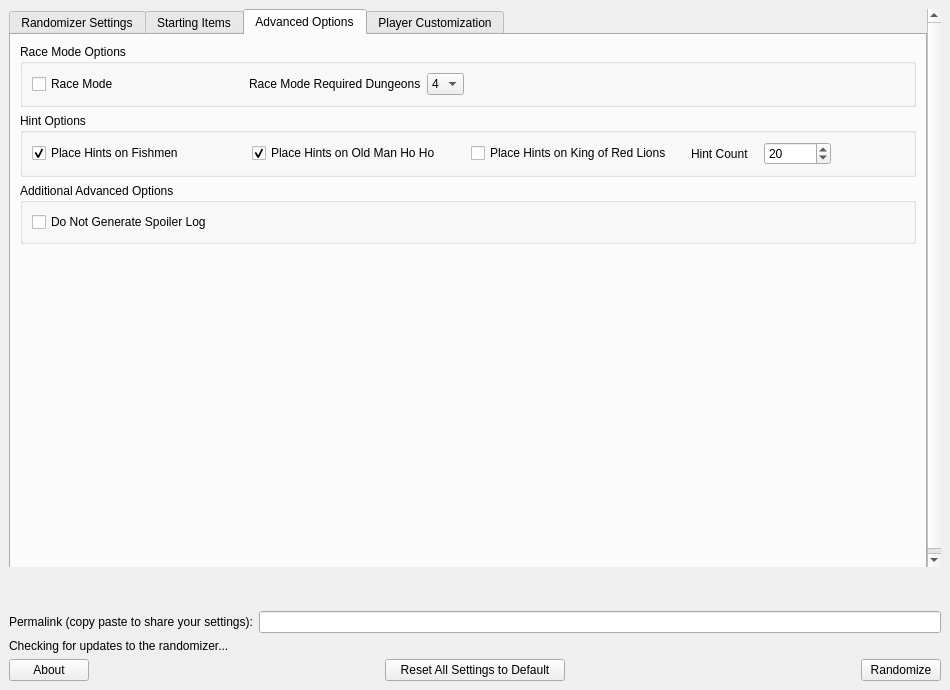
Above: wwr_ui/randomizer_window.ui from LagoLunatic/wwrando before the change. Below: the same form after it.
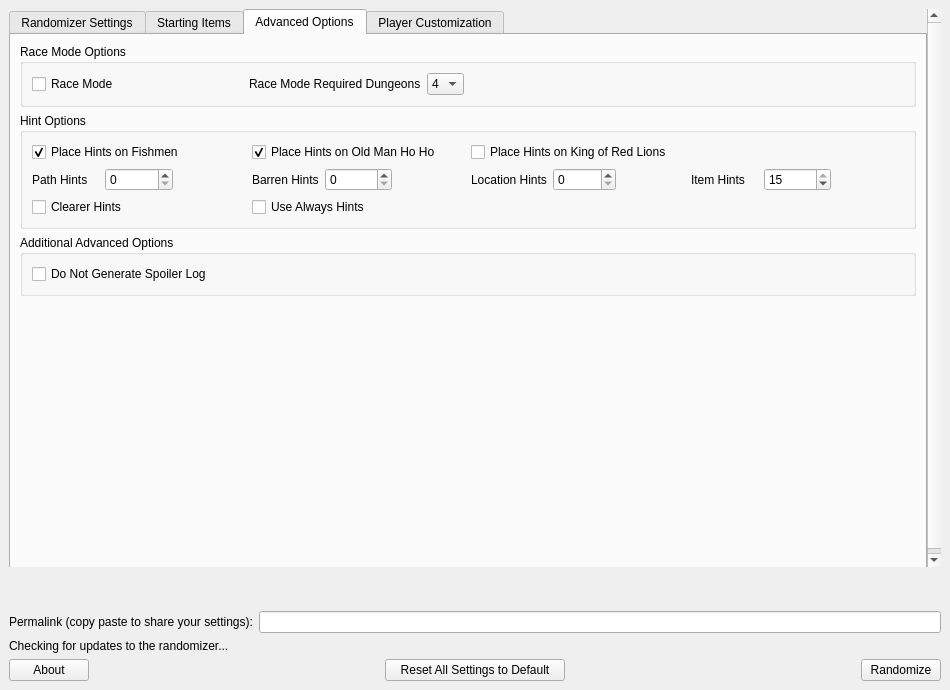
That is the form after the change. The open tabs and pages were chosen to show the change.

Commit message: Add new hint types: path, barren, and location

What changed in the file:
```diff
--- a/wwr_ui/randomizer_window.ui
+++ b/wwr_ui/randomizer_window.ui
@@ -881,8 +881,45 @@
               <property name="title">
                <string>Hint Options</string>
               </property>
-              <layout class="QGridLayout" name="gridLayout_9">
-               <item row="0" column="0">
+              <layout class="QGridLayout" name="gridLayout_7">
+               <item row="5" column="2">
+                <layout class="QHBoxLayout" name="horizontalLayout_17">
+                 <item>
+                  <widget class="QLabel" name="label_for_num_location_hints">
+                   <property name="text">
+                    <string>Location Hints</string>
+                   </property>
+                  </widget>
+                 </item>
+                 <item>
+                  <widget class="QSpinBox" name="num_location_hints">
+                   <property name="correctionMode">
+                    <enum>QAbstractSpinBox::CorrectToNearestValue</enum>
+                   </property>
+                   <property name="minimum">
+                    <number>0</number>
+                   </property>
+                   <property name="maximum">
+                    <number>15</number>
+                   </property>
+                   <property name="value">
+                    <number>0</number>
+                   </property>
+                  </widget>
+                 </item>
+                 <item>
+                  <widget class="QWidget" name="widget_8" native="true"/>
+                 </item>
+                </layout>
+               </item>
+               <item row="4" column="2">
+                <widget class="QCheckBox" name="korl_hints">
+                 <property name="text">
+                  <string>Place Hints on King of Red Lions</string>
+                 </property>
+                </widget>
+               </item>
+               <item row="4" column="0">
                 <widget class="QCheckBox" name="fishmen_hints">
                  <property name="text">
                   <string>Place Hints on Fishmen</string>
@@ -892,7 +929,37 @@
                  </property>
                 </widget>
                </item>
-               <item row="0" column="1">
+               <item row="5" column="1">
+                <layout class="QHBoxLayout" name="horizontalLayout_16">
+                 <item>
+                  <widget class="QLabel" name="label_for_num_barren_hints">
+                   <property name="text">
+                    <string>Barren Hints</string>
+                   </property>
+                  </widget>
+                 </item>
+                 <item>
+                  <widget class="QSpinBox" name="num_barren_hints">
+                   <property name="correctionMode">
+                    <enum>QAbstractSpinBox::CorrectToNearestValue</enum>
+                   </property>
+                   <property name="minimum">
+                    <number>0</number>
+                   </property>
+                   <property name="maximum">
+                    <number>15</number>
+                   </property>
+                   <property name="value">
+                    <number>0</number>
+                   </property>
+                  </widget>
+                 </item>
+                 <item>
+                  <widget class="QWidget" name="widget_7" native="true"/>
+                 </item>
+                </layout>
+               </item>
+               <item row="4" column="1">
                 <widget class="QCheckBox" name="hoho_hints">
                  <property name="text">
                   <string>Place Hints on Old Man Ho Ho</string>
@@ -902,28 +969,28 @@
                  </property>
                 </widget>
                </item>
-               <item row="0" column="3">
-                <layout class="QHBoxLayout" name="horizontalLayout_9">
+               <item row="5" column="0">
+                <layout class="QHBoxLayout" name="horizontalLayout_15">
                  <item>
-                  <widget class="QLabel" name="label_for_num_hints">
+                  <widget class="QLabel" name="label_for_num_path_hints">
                    <property name="text">
-                    <string>Hint Count</string>
+                    <string>Path Hints</string>
                    </property>
                   </widget>
                  </item>
                  <item>
-                  <widget class="QSpinBox" name="num_hints">
+                  <widget class="QSpinBox" name="num_path_hints">
                    <property name="correctionMode">
                     <enum>QAbstractSpinBox::CorrectToNearestValue</enum>
                    </property>
                    <property name="minimum">
-                    <number>1</number>
+                    <number>0</number>
                    </property>
                    <property name="maximum">
-                    <number>32</number>
+                    <number>15</number>
                    </property>
                    <property name="value">
-                    <number>20</number>
+                    <number>0</number>
                    </property>
                   </widget>
                  </item>
@@ -932,10 +999,47 @@
                  </item>
                 </layout>
                </item>
-               <item row="0" column="2">
-                <widget class="QCheckBox" name="korl_hints">
+               <item row="5" column="3">
+                <layout class="QHBoxLayout" name="horizontalLayout_9">
+                 <item>
+                  <widget class="QLabel" name="label_for_num_item_hints">
+                   <property name="text">
+                    <string>Item Hints</string>
+                   </property>
+                  </widget>
+                 </item>
+                 <item>
+                  <widget class="QSpinBox" name="num_item_hints">
+                   <property name="correctionMode">
+                    <enum>QAbstractSpinBox::CorrectToNearestValue</enum>
+                   </property>
+                   <property name="minimum">
+                    <number>0</number>
+                   </property>
+                   <property name="maximum">
+                    <number>15</number>
+                   </property>
+                   <property name="value">
+                    <number>15</number>
+                   </property>
+                  </widget>
+                 </item>
+                 <item>
+                  <widget class="QWidget" name="widget_9" native="true"/>
+                 </item>
+                </layout>
+               </item>
+               <item row="6" column="1">
+                <widget class="QCheckBox" name="use_always_hints">
                  <property name="text">
-                  <string>Place Hints on King of Red Lions</string>
+                  <string>Use Always Hints</string>
+                 </property>
+                </widget>
+               </item>
+               <item row="6" column="0">
+                <widget class="QCheckBox" name="clearer_hints">
+                 <property name="text">
+                  <string>Clearer Hints</string>
                  </property>
                 </widget>
                </item>
@@ -949,7 +1053,7 @@
               </property>
               <layout class="QGridLayout" name="gridLayout_8">
                <item row="0" column="3">
-                <widget class="QWidget" name="widget_7" native="true"/>
+                <widget class="QWidget" name="widget_11" native="true"/>
                </item>
                <item row="0" column="0">
                 <widget class="QCheckBox" name="do_not_generate_spoiler_log">
@@ -959,10 +1063,10 @@
                 </widget>
                </item>
                <item row="0" column="2">
-                <widget class="QWidget" name="widget_8" native="true"/>
+                <widget class="QWidget" name="widget_10" native="true"/>
                </item>
                <item row="0" column="4">
-                <widget class="QWidget" name="widget_9" native="true"/>
+                <widget class="QWidget" name="widget_12" native="true"/>
                </item>
               </layout>
              </widget>
```
The commit also changes 6 other files.
